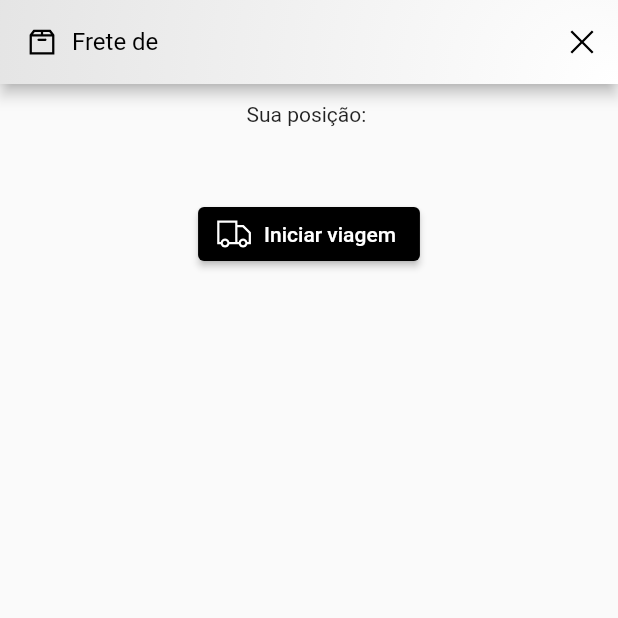
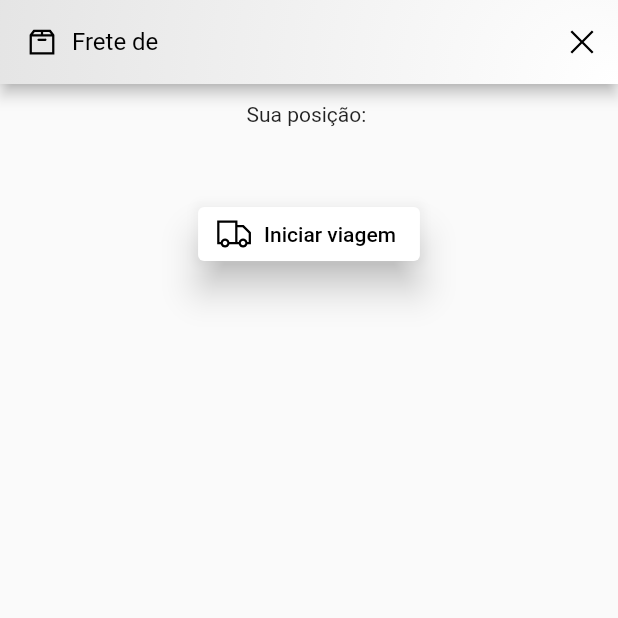
Before and after one commit to fortmea/App-projeto-integrador-5, a Flutter app: the rastreioPage screen opened directly with empty values, on a phone screen of 412 x 824 dp, the top half of it. Run offline on Flutter 3.47's test engine with Material 2 defaults, Android fonts, the light colour scheme and no system bars; our stand-ins replace firebase_core, firebase_database, geolocator, line_awesome_flutter; accounts and stored records are empty; generated files the repository leaves out were written again.

```diff
--- a/pi5/lib/Home.dart
+++ b/pi5/lib/Home.dart
@@ -47,7 +47,7 @@ class _homePageStateState extends State<homePageState> {
                 colors: <Color>[Colors.white, Colors.grey]),
           ),
         ),
-        title: Row(children: [
+        title: Row(children: const [
           Icon(
             LineAwesomeIcons.car,
             color: Colors.black,
@@ -109,7 +109,7 @@ class _homePageStateState extends State<homePageState> {
                                   Padding(
                                       padding: const EdgeInsets.all(16),
                                       child: Row(children: [
-                                        Icon(LineAwesomeIcons.user_tie),
+                                        const Icon(LineAwesomeIcons.user_tie),
                                         Text(
                                           caminhoneiros[caminhoneiros.keys
                                               .elementAt(index)]["nome"],
--- a/pi5/lib/Rastreio.dart
+++ b/pi5/lib/Rastreio.dart
@@ -83,10 +83,10 @@ class _rastreioPageState extends State<rastreioPage> {
   Widget build(BuildContext context) {
     timer = Timer.periodic(const Duration(seconds: 10), (timer) {
       if (_rastreando == true) {
-        print("hehe");
         updateCoordenadas();
       }
     });
+
     positionStream =
         Geolocator.getPositionStream(locationSettings: locationSettings)
             .listen((Position? position) async {
@@ -161,7 +161,8 @@ class _rastreioPageState extends State<rastreioPage> {
                     mainAxisAlignment: MainAxisAlignment.center,
                     children: [
                       ElevatedButton.icon(
-                        style: ElevatedButton.styleFrom(primary: Colors.black),
+                        style: ElevatedButton.styleFrom(
+                            primary: Colors.white, elevation: 10),
                         onPressed: () {
                           if (_rastreando == false) {
                             setState(() {
@@ -174,9 +175,16 @@ class _rastreioPageState extends State<rastreioPage> {
                           }
                         },
                         label: _rastreando
-                            ? const Text("Interromper viagem")
-                            : const Text("Iniciar viagem"),
-                        icon: const Icon(LineAwesomeIcons.truck),
+                            ? const Text(
+                                "Interromper viagem",
+                                style: TextStyle(color: Colors.black),
+                              )
+                            : const Text("Iniciar viagem",
+                                style: TextStyle(color: Colors.black)),
+                        icon: const Icon(
+                          LineAwesomeIcons.truck,
+                          color: Colors.black,
+                        ),
                       ),
                     ],
                   )),
```
Also changed, not shown: 1 other file.
